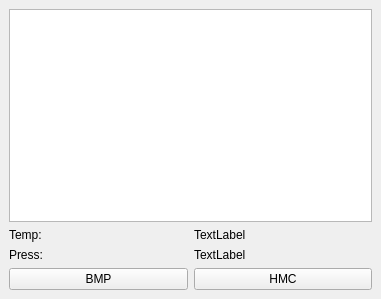
Above: SkyPulseUAV_FCS/mainwindow.ui from Tony-Btian/SkyPulseUAV before the change. Below: the same form after it.
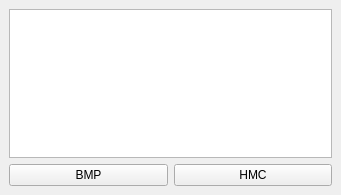
That is the form after the change.

Diff of the .ui file:
```diff
--- a/SkyPulseUAV_FCS/mainwindow.ui
+++ b/SkyPulseUAV_FCS/mainwindow.ui
@@ -6,8 +6,8 @@
    <rect>
     <x>0</x>
     <y>0</y>
-    <width>381</width>
-    <height>299</height>
+    <width>341</width>
+    <height>195</height>
    </rect>
   </property>
   <property name="windowTitle">
@@ -18,46 +18,6 @@
     <item>
      <widget class="QTextBrowser" name="textBrowser_Main"/>
     </item>
-    <item>
-     <layout class="QVBoxLayout" name="verticalLayout">
-      <item>
-       <layout class="QHBoxLayout" name="horizontalLayout">
-        <item>
-         <widget class="QLabel" name="label">
-          <property name="text">
-           <string>Temp:</string>
-          </property>
-         </widget>
-        </item>
-        <item>
-         <widget class="QLabel" name="temperatureLabel">
-          <property name="text">
-           <string>TextLabel</string>
-          </property>
-         </widget>
-        </item>
-       </layout>
-      </item>
-      <item>
-       <layout class="QHBoxLayout" name="horizontalLayout_2">
-        <item>
-         <widget class="QLabel" name="label_3">
-          <property name="text">
-           <string>Press: </string>
-          </property>
-         </widget>
-        </item>
-        <item>
-         <widget class="QLabel" name="pressureLabel">
-          <property name="text">
-           <string>TextLabel</string>
-          </property>
-         </widget>
-        </item>
-       </layout>
-      </item>
-     </layout>
-    </item>
     <item>
      <layout class="QHBoxLayout" name="horizontalLayout_3">
       <item>
```
